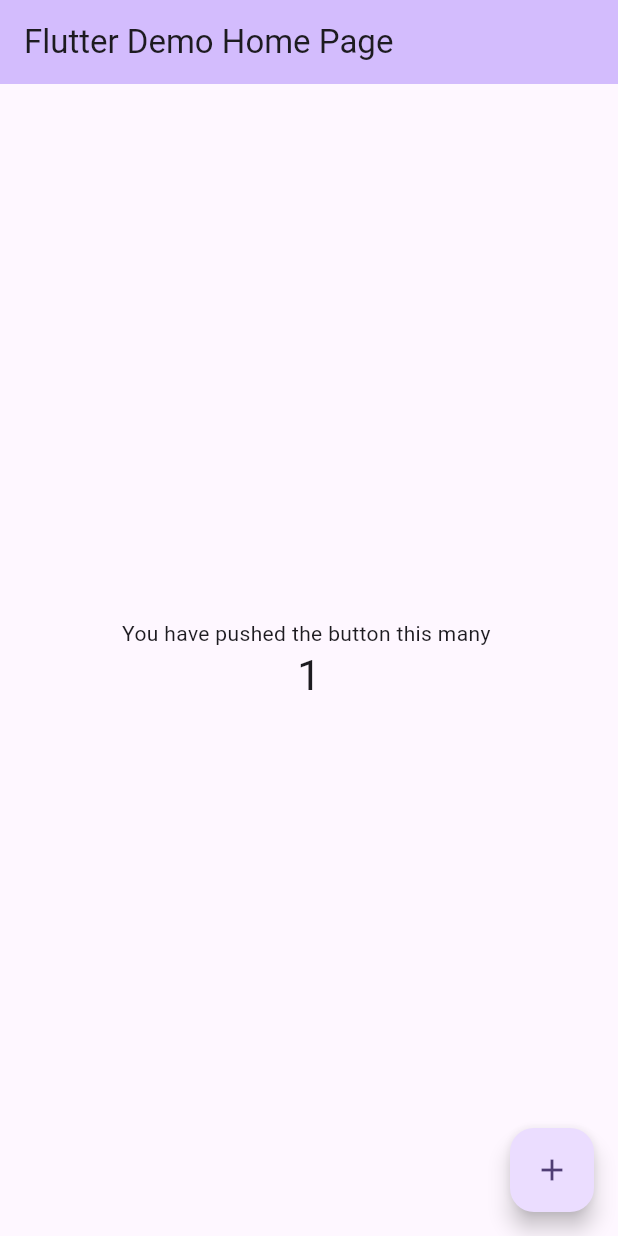
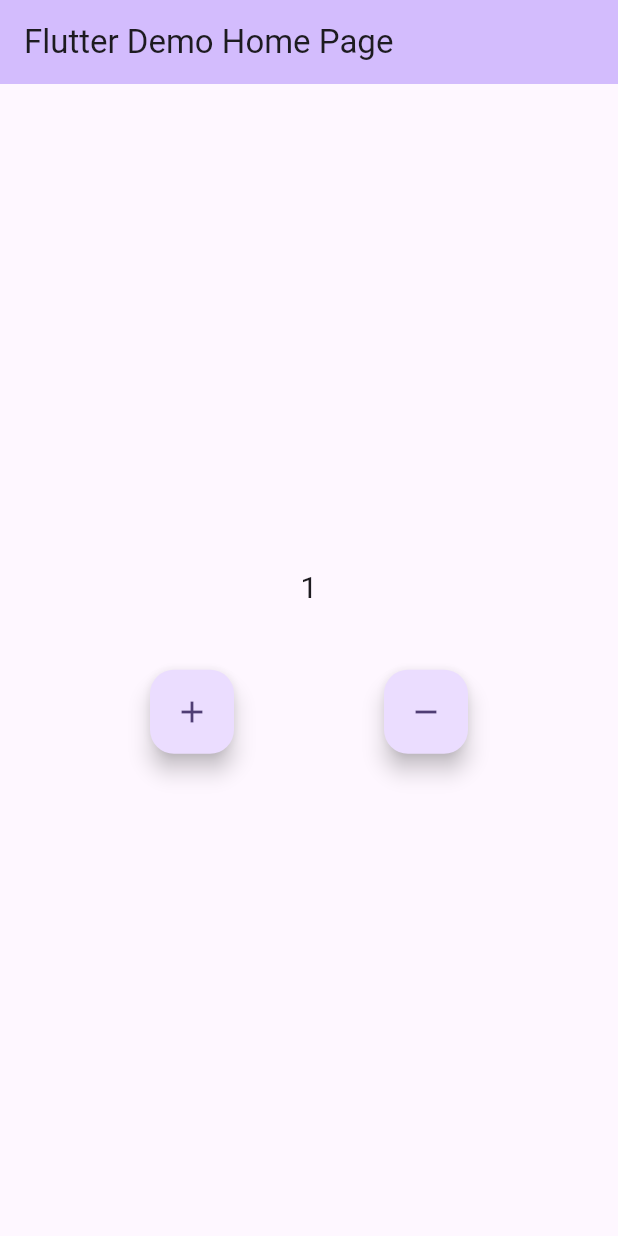
Before and after one commit to VinayTShetty/Flutter-Tutorials, a Flutter app: the screen it shows after launch, after a tap on the "add" icon, on a phone screen of 412 x 824 dp. Run offline on Flutter 3.47's test engine with Material 3 defaults, Android fonts, the phone set to English and light mode, and no system bars; our stand-ins replace bloc, flutter_bloc.

```diff
--- /dev/null
+++ b/lib/counter_bloc/counter_bloc.dart
@@ -0,0 +1,14 @@
+import 'package:bloc/bloc.dart';
+import 'package:statemanagement/counter_bloc/counter_event.dart';
+import 'package:statemanagement/counter_bloc/counter_state.dart';
+
+class CounterBloc extends Bloc<CounterEvent, CounterState> {
+  CounterBloc() : super(CounterInitialState()) {
+    on<CounterIncrementEvent>((event, emit) {
+      emit(CounterIncrementState(state.counter + 1));
+    });
+    on<CounterDecrementEvent>((event, emit) {
+      emit(CounterDecrementState(state.counter - 1));
+    });
+  }
+}
--- /dev/null
+++ b/lib/counter_bloc/counter_event.dart
@@ -0,0 +1,5 @@
+abstract class CounterEvent {}
+
+class CounterIncrementEvent extends CounterEvent {}
+
+class CounterDecrementEvent extends CounterEvent {}
--- /dev/null
+++ b/lib/counter_bloc/counter_state.dart
@@ -0,0 +1,18 @@
+abstract class CounterState {
+  int counter = 0;
+  CounterState({required this.counter}) {}
+}
+
+class CounterInitialState extends CounterState {
+  CounterInitialState() : super(counter: 0);
+}
+
+class CounterIncrementState extends CounterState {
+  CounterIncrementState(int incrementCounter)
+      : super(counter: incrementCounter);
+}
+
+class CounterDecrementState extends CounterState {
+  CounterDecrementState(int decrementCounter)
+      : super(counter: decrementCounter);
+}
--- a/lib/main.dart
+++ b/lib/main.dart
@@ -1,4 +1,9 @@
 import 'package:flutter/material.dart';
+import 'package:bloc/bloc.dart';
+import 'package:flutter_bloc/flutter_bloc.dart';
+import 'package:statemanagement/counter_bloc/counter_bloc.dart';
+import 'package:statemanagement/counter_bloc/counter_event.dart';
+import 'package:statemanagement/counter_bloc/counter_state.dart';
 
 void main() {
   runApp(const MyApp());
@@ -9,13 +14,16 @@ class MyApp extends StatelessWidget {
 
   @override
   Widget build(BuildContext context) {
-    return MaterialApp(
+    return BlocProvider<CounterBloc>(
+      create: (context) => CounterBloc(),
+      child: MaterialApp(
         title: 'Flutter Demo',
         theme: ThemeData(
           colorScheme: ColorScheme.fromSeed(seedColor: Colors.deepPurple),
           useMaterial3: true,
         ),
         home: const MyHomePage(title: 'Flutter Demo Home Page'),
+      ),
     );
   }
 }
@@ -40,29 +48,50 @@ class _MyHomePageState extends State<MyHomePage> {
 
   @override
   Widget build(BuildContext context) {
+    print("Build Widget");
     return Scaffold(
       appBar: AppBar(
         backgroundColor: Theme.of(context).colorScheme.inversePrimary,
         title: Text(widget.title),
       ),
-      body: Center(
-        child: Column(
+      body: Column(
         mainAxisAlignment: MainAxisAlignment.center,
-          children: <Widget>[
-            const Text(
-              'You have pushed the button this many ',
+        children: [
+          BlocBuilder<CounterBloc, CounterState>(
+              buildWhen: (previous, current) {
+            /**
+                 * Here based on this condition we can do some operation for buildWhen
+                 */
+            print(current.counter.toString());
+            print(previous.counter.toString());
+            return true;
+          }, builder: (context, state) {
+            return Text(
+              state.counter.toString(),
+              style: TextStyle(fontSize: 20),
+            );
+          }),
+          const SizedBox(
+            height: 40,
           ),
-            Text(
-              '$_counter',
-              style: Theme.of(context).textTheme.headlineMedium,
+          Row(
+            mainAxisAlignment: MainAxisAlignment.spaceEvenly,
+            children: [
+              FloatingActionButton(
+                onPressed: () {
+                  context.read<CounterBloc>().add(CounterIncrementEvent());
+                },
+                child: const Icon(Icons.add),
               ),
+              FloatingActionButton(
+                onPressed: () {
+                  context.read<CounterBloc>().add(CounterDecrementEvent());
+                },
+                child: const Icon(Icons.remove),
+              )
             ],
-        ),
-      ),
-      floatingActionButton: FloatingActionButton(
-        onPressed: _incrementCounter,
-        tooltip: 'Increment',
-        child: const Icon(Icons.add),
+          )
+        ],
       ),
     );
   }
--- a/pubspec.yaml
+++ b/pubspec.yaml
@@ -35,6 +35,7 @@ dependencies:
   # The following adds the Cupertino Icons font to your application.
   # Use with the CupertinoIcons class for iOS style icons.
   cupertino_icons: ^1.0.2
+  flutter_bloc: ^8.1.3
 
 dev_dependencies:
   flutter_test:
```
Also changed, not shown: pubspec.lock, 5 other files. Lines whose indentation alone changed are shown as unchanged.
